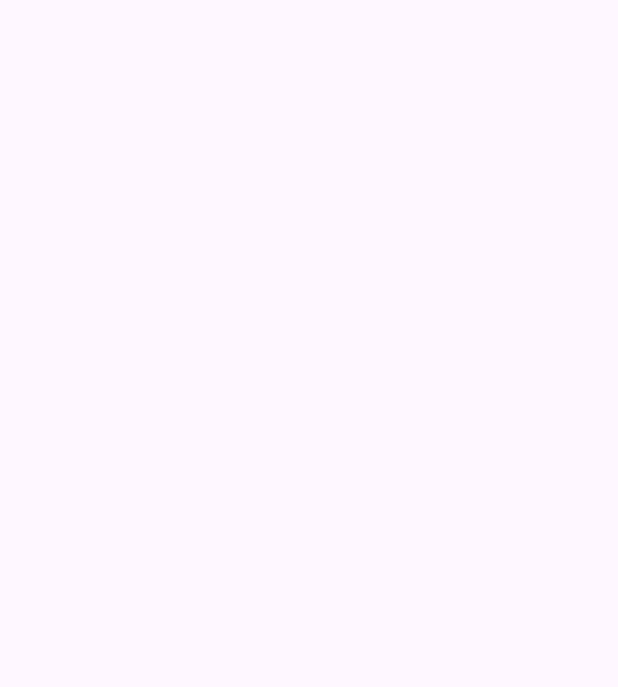
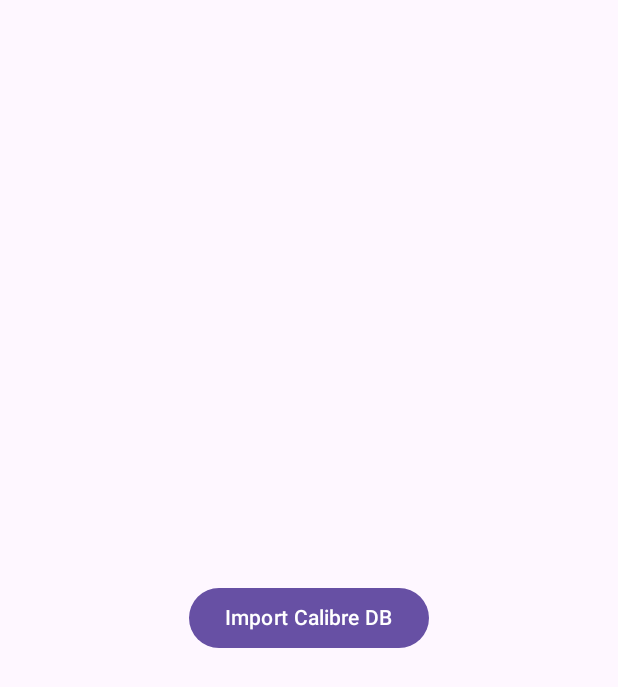
Before and after one commit to Kaleaon/Android-calibre, an Android app built with Jetpack Compose: the screen it shows after launch (MainActivity), on a phone screen of 412 x 824 dp. Before the commit the part shown is empty. Shown: the top 687 px of the screen. Run offline under Robolectric (Android 15) with nearby library versions, the phone set to English and light mode, and no system bars; our stand-ins replace Dagger/Hilt's generated code.

```diff
--- a/app/src/main/AndroidManifest.xml
+++ b/app/src/main/AndroidManifest.xml
@@ -3,6 +3,7 @@
     xmlns:tools="http://schemas.android.com/tools">
 
     <application
+        android:name=".MainApplication"
         android:allowBackup="true"
         android:label="@string/app_name"
         android:supportsRtl="true"
--- a/app/src/main/java/com/universalmedialibrary/MainActivity.kt
+++ b/app/src/main/java/com/universalmedialibrary/MainActivity.kt
@@ -1,16 +1,41 @@
 package com.universalmedialibrary
 
-import android.app.Activity
 import android.os.Bundle
+import androidx.activity.ComponentActivity
+import androidx.activity.compose.setContent
+import androidx.compose.foundation.layout.Box
+import androidx.compose.foundation.layout.fillMaxSize
+import androidx.compose.material3.Button
+import androidx.compose.material3.Text
+import androidx.compose.runtime.Composable
+import androidx.compose.ui.Alignment
+import androidx.compose.ui.Modifier
+import dagger.hilt.android.AndroidEntryPoint
 
-/**
- * A minimal Activity class to satisfy the manifest requirements for the build process.
- * The full UI will be implemented in a later phase.
- */
-class MainActivity : Activity() {
+@AndroidEntryPoint
+class MainActivity : ComponentActivity() {
+
     override fun onCreate(savedInstanceState: Bundle?) {
         super.onCreate(savedInstanceState)
-        // We can set a simple content view later if needed for UI tests,
-        // but for now, this is enough to make the app buildable.
+        setContent {
+            MainScreen(onImportClick = {
+                // The import service call is removed for debugging
+                println("Import button clicked!")
+            })
+        }
     }
 }
+
+@Composable
+fun MainScreen(onImportClick: () -> Unit) {
+    Box(
+        modifier = Modifier.fillMaxSize(),
+        contentAlignment = Alignment.Center
+    ) {
+        Button(onClick = {
+            onImportClick()
+        }) {
+            Text("Import Calibre DB")
+        }
+    }
+}
--- /dev/null
+++ b/app/src/main/java/com/universalmedialibrary/MainApplication.kt
@@ -0,0 +1,7 @@
+package com.universalmedialibrary
+
+import android.app.Application
+import dagger.hilt.android.HiltAndroidApp
+
+@HiltAndroidApp
+class MainApplication : Application()
--- a/app/src/main/java/com/universalmedialibrary/data/local/dao/MediaItemDao.kt
+++ b/app/src/main/java/com/universalmedialibrary/data/local/dao/MediaItemDao.kt
@@ -11,7 +11,7 @@ import kotlinx.coroutines.flow.Flow
 interface MediaItemDao {
 
     @Insert(onConflict = OnConflictStrategy.REPLACE)
-    suspend fun insertMediaItem(mediaItem: MediaItem)
+    suspend fun insertMediaItem(mediaItem: MediaItem): Long
 
     @Query("SELECT * FROM media_items WHERE libraryId = :libraryId ORDER BY dateAdded DESC")
     fun getMediaItemsForLibrary(libraryId: Long): Flow<List<MediaItem>>
--- a/app/src/main/java/com/universalmedialibrary/data/local/dao/MetadataDao.kt
+++ b/app/src/main/java/com/universalmedialibrary/data/local/dao/MetadataDao.kt
@@ -30,7 +30,7 @@ interface MetadataDao {
     suspend fun insertItemGenre(itemGenre: ItemGenre)
 
     @Insert(onConflict = OnConflictStrategy.REPLACE)
-    suspend fun insertPerson(people: People)
+    suspend fun insertPerson(people: People): Long
 
     @Insert(onConflict = OnConflictStrategy.REPLACE)
     suspend fun insertItemPersonRole(itemPersonRole: ItemPersonRole)
--- a/app/src/main/java/com/universalmedialibrary/data/local/model/ItemGenre.kt
+++ b/app/src/main/java/com/universalmedialibrary/data/local/model/ItemGenre.kt
@@ -19,7 +19,8 @@ import androidx.room.ForeignKey
             childColumns = ["genreId"],
             onDelete = ForeignKey.CASCADE
         )
-    ]
+    ],
+    indices = [androidx.room.Index(value = ["genreId"])]
 )
 data class ItemGenre(
     val itemId: Long,
--- a/app/src/main/java/com/universalmedialibrary/data/local/model/ItemPersonRole.kt
+++ b/app/src/main/java/com/universalmedialibrary/data/local/model/ItemPersonRole.kt
@@ -19,7 +19,8 @@ import androidx.room.ForeignKey
             childColumns = ["personId"],
             onDelete = ForeignKey.CASCADE
         )
-    ]
+    ],
+    indices = [androidx.room.Index(value = ["personId"])]
 )
 data class ItemPersonRole(
     val itemId: Long,
--- a/app/src/main/java/com/universalmedialibrary/data/local/model/MediaItem.kt
+++ b/app/src/main/java/com/universalmedialibrary/data/local/model/MediaItem.kt
@@ -13,7 +13,8 @@ import androidx.room.PrimaryKey
             childColumns = ["libraryId"],
             onDelete = ForeignKey.CASCADE
         )
-    ]
+    ],
+    indices = [androidx.room.Index(value = ["libraryId"])]
 )
 data class MediaItem(
     @PrimaryKey(autoGenerate = true)
--- a/app/src/main/java/com/universalmedialibrary/data/local/model/MetadataMusicTrack.kt
+++ b/app/src/main/java/com/universalmedialibrary/data/local/model/MetadataMusicTrack.kt
@@ -19,7 +19,8 @@ import androidx.room.PrimaryKey
             childColumns = ["albumId"],
             onDelete = ForeignKey.SET_NULL // If an album is deleted, we don't want to delete the track
         )
-    ]
+    ],
+    indices = [androidx.room.Index(value = ["albumId"])]
 )
 data class MetadataMusicTrack(
     @PrimaryKey
--- a/build.gradle.kts
+++ b/build.gradle.kts
@@ -2,4 +2,5 @@
 plugins {
     id("com.android.application") version "8.4.1" apply false
     id("org.jetbrains.kotlin.android") version "1.9.23" apply false
+    id("com.google.dagger.hilt.android") version "2.51.1" apply false
 }
```
Also changed, not shown: app/build.gradle.kts (+40 -0 lines), app/src/main/java/com/universalmedialibrary/di/DatabaseModule.kt (added, +44 -0 lines).
